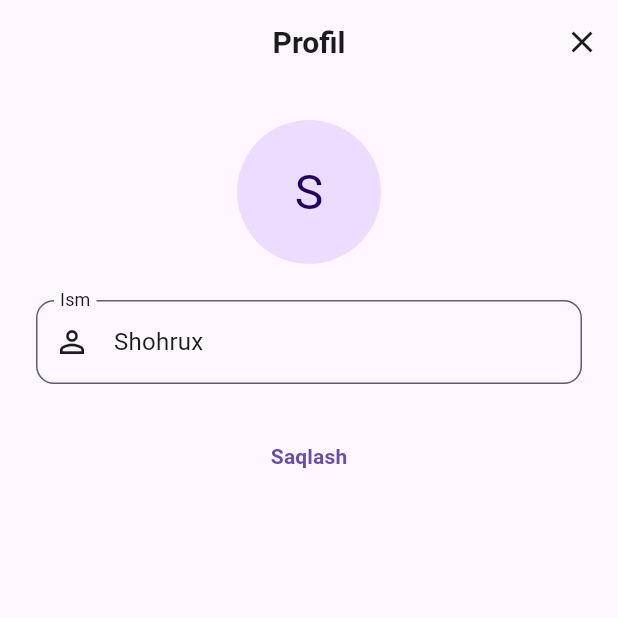
After one commit to Sh0hrux/Project, a Flutter app: the ProfileScreen screen opened by its route, after a tap on the "edit" icon, on a phone screen of 412 x 824 dp, the top half of it. The commit adds this screen. Run offline on Flutter 3.47's test engine with Material 3 defaults, Android fonts, the phone set to English and light mode, and no system bars; our stand-ins replace dio, equatable, flutter_bloc, flutter_secure_storage, go_router; accounts and stored records are empty.

Commit message:
feat: profil ekrani va bloc

```diff
--- a/lib/core/router/app_router.dart
+++ b/lib/core/router/app_router.dart
@@ -10,6 +10,7 @@ import 'package:startup_app/features/auth/presentation/screens/login_screen.dart
 import 'package:startup_app/features/auth/presentation/screens/reset_password_screen.dart';
 import 'package:startup_app/features/auth/presentation/screens/splash_screen.dart';
 import 'package:startup_app/features/auth/presentation/screens/verify_code_screen.dart';
+import 'package:startup_app/features/profile/presentation/screens/profile_screen.dart';
 
 class GoRouterRefreshStream extends ChangeNotifier {
   late final StreamSubscription<dynamic> _subscription;
@@ -97,6 +98,11 @@ class AppRouter {
           name: AppRoutes.homeName,
           builder: (context, state) => const HomeScreen(),
         ),
+        GoRoute(
+          path: AppRoutes.profile,
+          name: AppRoutes.profileName,
+          builder: (context, state) => const ProfileScreen(),
+        ),
       ],
       errorBuilder: (context, state) => NotFoundScreen(
         uri: state.uri.toString(),
--- a/lib/core/router/app_routes.dart
+++ b/lib/core/router/app_routes.dart
@@ -18,4 +18,7 @@ class AppRoutes {
 
   static const String home = '/home';
   static const String homeName = 'home';
+
+  static const String profile = '/profile';
+  static const String profileName = 'profile';
 }
--- /dev/null
+++ b/lib/features/profile/presentation/bloc/profile_event.dart
@@ -0,0 +1,21 @@
+import 'package:equatable/equatable.dart';
+
+abstract class ProfileEvent extends Equatable {
+  const ProfileEvent();
+
+  @override
+  List<Object?> get props => [];
+}
+
+class LoadProfileEvent extends ProfileEvent {
+  const LoadProfileEvent();
+}
+
+class UpdateProfileEvent extends ProfileEvent {
+  final String name;
+
+  const UpdateProfileEvent({required this.name});
+
+  @override
+  List<Object?> get props => [name];
+}
--- /dev/null
+++ b/lib/features/profile/presentation/bloc/profile_state.dart
@@ -0,0 +1,32 @@
+import 'package:equatable/equatable.dart';
+import 'package:startup_app/features/profile/domain/entities/user_profile.dart';
+
+enum ProfileStatus { initial, loading, loaded, updating, failure }
+
+class ProfileState extends Equatable {
+  final ProfileStatus status;
+  final UserProfile? profile;
+  final String? errorMessage;
+
+  const ProfileState({
+    this.status = ProfileStatus.initial,
+    this.profile,
+    this.errorMessage,
+  });
+
+  ProfileState copyWith({
+    ProfileStatus? status,
+    UserProfile? profile,
+    String? errorMessage,
+    bool clearError = false,
+  }) {
+    return ProfileState(
+      status: status ?? this.status,
+      profile: profile ?? this.profile,
+      errorMessage: clearError ? null : (errorMessage ?? this.errorMessage),
+    );
+  }
+
+  @override
+  List<Object?> get props => [status, profile, errorMessage];
+}
--- /dev/null
+++ b/lib/features/profile/presentation/screens/profile_screen.dart
@@ -0,0 +1,216 @@
+import 'package:flutter/material.dart';
+import 'package:flutter_bloc/flutter_bloc.dart';
+import 'package:startup_app/core/widgets/app_button.dart';
+import 'package:startup_app/core/widgets/app_text_field.dart';
+import 'package:startup_app/core/widgets/error_view.dart';
+import 'package:startup_app/core/widgets/loading_indicator.dart';
+import 'package:startup_app/features/profile/presentation/bloc/profile_bloc.dart';
+
+class ProfileScreen extends StatefulWidget {
+  const ProfileScreen({super.key});
+
+  @override
+  State<ProfileScreen> createState() => _ProfileScreenState();
+}
+
+class _ProfileScreenState extends State<ProfileScreen> {
+  final _formKey = GlobalKey<FormState>();
+  final _nameController = TextEditingController();
+  bool _isEditing = false;
+
+  @override
+  void initState() {
+    super.initState();
+    final bloc = context.read<ProfileBloc>();
+    if (bloc.state.profile == null) {
+      bloc.add(const LoadProfileEvent());
+    } else {
+      _nameController.text = bloc.state.profile!.name;
+    }
+  }
+
+  @override
+  void dispose() {
+    _nameController.dispose();
+    super.dispose();
+  }
+
+  void _toggleEdit(String currentName) {
+    setState(() {
+      _isEditing = !_isEditing;
+      if (_isEditing) {
+        _nameController.text = currentName;
+      }
+    });
+  }
+
+  void _onSave() {
+    if (_formKey.currentState?.validate() ?? false) {
+      context.read<ProfileBloc>().add(
+            UpdateProfileEvent(name: _nameController.text.trim()),
+          );
+    }
+  }
+
+  @override
+  Widget build(BuildContext context) {
+    final theme = Theme.of(context);
+
+    return Scaffold(
+      appBar: AppBar(
+        title: const Text('Profil'),
+        actions: [
+          BlocBuilder<ProfileBloc, ProfileState>(
+            builder: (context, state) {
+              if (state.profile == null) return const SizedBox.shrink();
+              return IconButton(
+                key: const Key('profile_edit_toggle_button'),
+                tooltip: _isEditing ? 'Bekor qilish' : 'Tahrirlash',
+                icon: Icon(_isEditing ? Icons.close : Icons.edit_outlined),
+                onPressed: () => _toggleEdit(state.profile!.name),
+              );
+            },
+          ),
+        ],
+      ),
+      body: BlocConsumer<ProfileBloc, ProfileState>(
+        listener: (context, state) {
+          if (state.status == ProfileStatus.loaded && _isEditing) {
+            setState(() {
+              _isEditing = false;
+            });
+            ScaffoldMessenger.of(context).showSnackBar(
+              const SnackBar(content: Text('Profil muvaffaqiyatli saqlandi')),
+            );
+          }
+        },
+        builder: (context, state) {
+          if (state.status == ProfileStatus.loading && state.profile == null) {
+            return const LoadingIndicator(message: 'Profil yuklanmoqda...');
+          }
+
+          if (state.status == ProfileStatus.failure && state.profile == null) {
+            return ErrorView(
+              message: state.errorMessage ?? 'Xatolik yuz berdi',
+              onRetry: () =>
+                  context.read<ProfileBloc>().add(const LoadProfileEvent()),
+            );
+          }
+
+          final profile = state.profile;
+          if (profile == null) {
+            return const SizedBox.shrink();
+          }
+
+          final isUpdating = state.status == ProfileStatus.updating;
+          final initialLetter = profile.name.isNotEmpty
+              ? profile.name[0].toUpperCase()
+              : (profile.email.isNotEmpty ? profile.email[0].toUpperCase() : '?');
+
+          return SafeArea(
+            child: SingleChildScrollView(
+              padding: const EdgeInsets.all(24.0),
+              child: Column(
+                crossAxisAlignment: CrossAxisAlignment.stretch,
+                children: [
+                  Center(
+                    child: CircleAvatar(
+                      radius: 48,
+                      backgroundColor: theme.colorScheme.primaryContainer,
+                      backgroundImage: profile.avatarUrl != null &&
+                              profile.avatarUrl!.isNotEmpty
+                          ? NetworkImage(profile.avatarUrl!)
+                          : null,
+                      child: (profile.avatarUrl == null ||
+                              profile.avatarUrl!.isEmpty)
+                          ? Text(
+                              initialLetter,
+                              style: theme.textTheme.headlineLarge?.copyWith(
+                                color: theme.colorScheme.onPrimaryContainer,
+                              ),
+                            )
+                          : null,
+                    ),
+                  ),
+                  const SizedBox(height: 24),
+                  if (state.status == ProfileStatus.failure &&
+                      state.errorMessage != null) ...[
+                    ErrorView(
+                      message: state.errorMessage!,
+                      onRetry: _isEditing ? _onSave : null,
+                    ),
+                    const SizedBox(height: 16),
+                  ],
+                  if (_isEditing)
+                    Form(
+                      key: _formKey,
+                      child: Column(
+                        crossAxisAlignment: CrossAxisAlignment.stretch,
+                        children: [
+                          AppTextField(
+                            key: const Key('profile_name_input'),
+                            controller: _nameController,
+                            label: 'Ism',
+                            prefixIcon: const Icon(Icons.person_outline),
+                            validator: (value) {
+                              if (value == null || value.trim().isEmpty) {
+                                return 'Ism kiriting';
+                              }
+                              return null;
+                            },
+                          ),
+                          const SizedBox(height: 24),
+                          AppButton(
+                            key: const Key('profile_save_button'),
+                            text: 'Saqlash',
+                            isLoading: isUpdating,
+                            onPressed: isUpdating ? null : _onSave,
+                          ),
+                        ],
+                      ),
+                    )
+                  else
+                    Card(
+                      child: Padding(
+                        padding: const EdgeInsets.all(16.0),
+                        child: Column(
+                          crossAxisAlignment: CrossAxisAlignment.start,
+                          children: [
+                            Text(
+                              'Ism',
+                              style: theme.textTheme.labelMedium?.copyWith(
+                                color: theme.colorScheme.onSurfaceVariant,
+                              ),
+                            ),
+                            const SizedBox(height: 4),
+                            Text(
+                              profile.name,
+                              key: const Key('profile_name_text'),
+                              style: theme.textTheme.titleMedium,
+                            ),
+                            const Divider(height: 24),
+                            Text(
+                              'Email',
+                              style: theme.textTheme.labelMedium?.copyWith(
+                                color: theme.colorScheme.onSurfaceVariant,
+                              ),
+                            ),
+                            const SizedBox(height: 4),
+                            Text(
+                              profile.email,
+                              key: const Key('profile_email_text'),
+                              style: theme.textTheme.titleMedium,
+                            ),
+                          ],
+                        ),
+                      ),
+                    ),
+                ],
+              ),
+            ),
+          );
+        },
+      ),
+    );
+  }
+}
```
Also changed, not shown: lib/features/auth/presentation/screens/home_screen.dart (+9 -0 lines), lib/features/profile/presentation/bloc/profile_bloc.dart (added, +73 -0 lines), lib/main.dart (+9 -0 lines).
